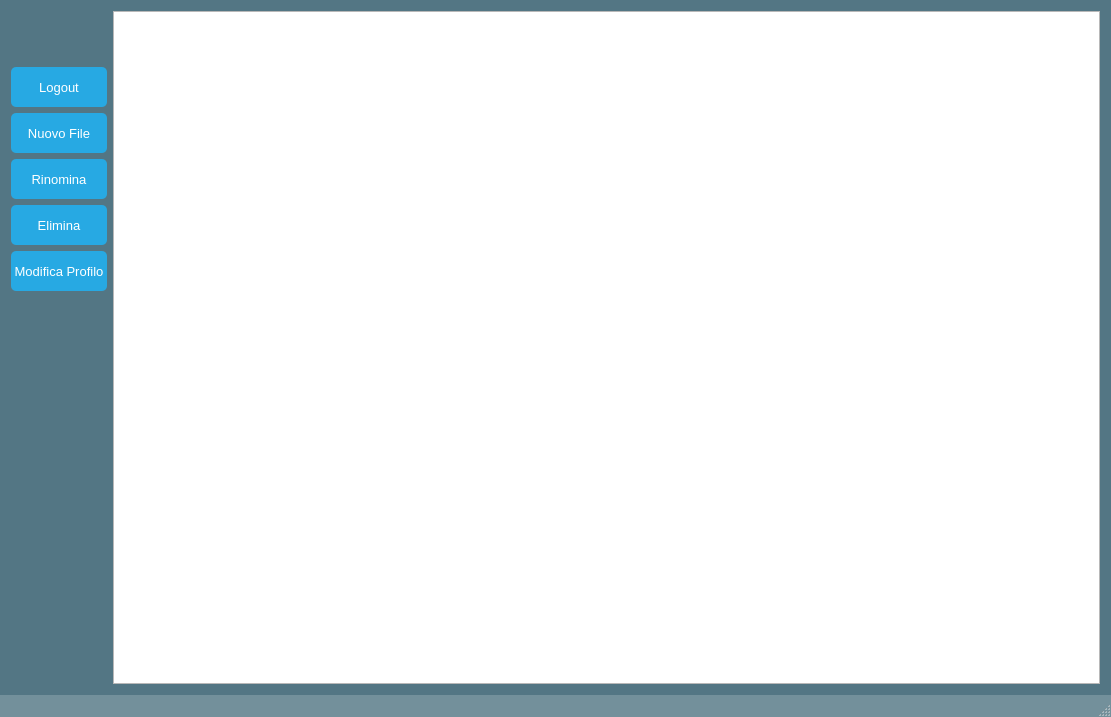
Before: the Qt Designer form Client/EditorGUI/EditorGUI/FileBrowser/FileBrowser.ui in iliodipietro/Programmazione-Di-Sistema-Collaborative-Editor, drawn with Qt 5.
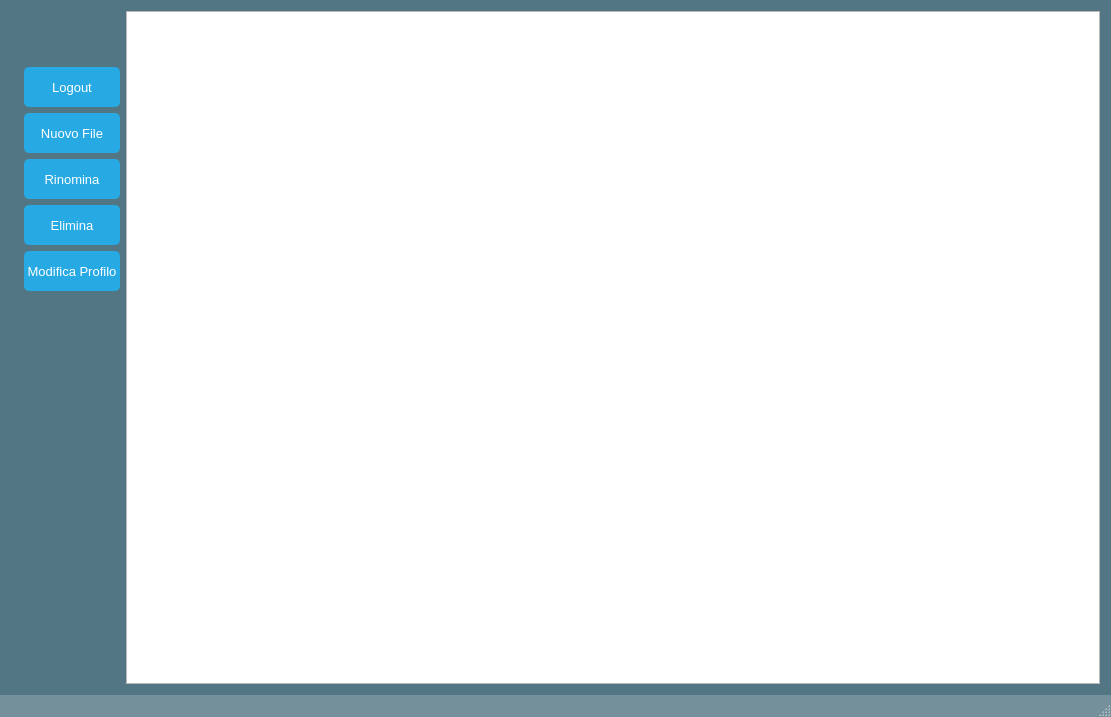
After: the same form once the commit is applied.

Commit message: aggiunta immagine profile nel file browser

Patch:
```diff
--- a/Client/EditorGUI/EditorGUI/FileBrowser/FileBrowser.ui
+++ b/Client/EditorGUI/EditorGUI/FileBrowser/FileBrowser.ui
@@ -27,10 +27,26 @@
   </property>
   <widget class="QWidget" name="centralWidget">
    <layout class="QGridLayout" name="gridLayout">
-    <item row="0" column="1" rowspan="8">
-     <widget class="QListWidget" name="fileList"/>
+    <item row="5" column="1">
+     <widget class="QPushButton" name="modifyProfile">
+      <property name="minimumSize">
+       <size>
+        <width>0</width>
+        <height>40</height>
+       </size>
+      </property>
+      <property name="font">
+       <font>
+        <family>Arial</family>
+        <pointsize>10</pointsize>
+       </font>
+      </property>
+      <property name="text">
+       <string> Modifica Profilo </string>
+      </property>
+     </widget>
     </item>
-    <item row="0" column="0">
+    <item row="0" column="1">
      <widget class="QLabel" name="usernameLabel">
       <property name="maximumSize">
        <size>
@@ -52,7 +68,71 @@
       </property>
      </widget>
     </item>
-    <item row="1" column="0">
+    <item row="4" column="1">
+     <widget class="QPushButton" name="deleteFile">
+      <property name="minimumSize">
+       <size>
+        <width>0</width>
+        <height>40</height>
+       </size>
+      </property>
+      <property name="font">
+       <font>
+        <family>Arial</family>
+        <pointsize>10</pointsize>
+       </font>
+      </property>
+      <property name="text">
+       <string>Elimina</string>
+      </property>
+     </widget>
+    </item>
+    <item row="3" column="1">
+     <widget class="QPushButton" name="renameFile">
+      <property name="minimumSize">
+       <size>
+        <width>0</width>
+        <height>40</height>
+       </size>
+      </property>
+      <property name="font">
+       <font>
+        <family>Arial</family>
+        <pointsize>10</pointsize>
+       </font>
+      </property>
+      <property name="text">
+       <string>Rinomina</string>
+      </property>
+     </widget>
+    </item>
+    <item row="0" column="0">
+     <widget class="QLabel" name="profileImage">
+      <property name="text">
+       <string/>
+      </property>
+     </widget>
+    </item>
+    <item row="2" column="1">
+     <widget class="QPushButton" name="newFile">
+      <property name="minimumSize">
+       <size>
+        <width>0</width>
+        <height>40</height>
+       </size>
+      </property>
+      <property name="font">
+       <font>
+        <family>Arial</family>
+        <pointsize>10</pointsize>
+       </font>
+      </property>
+      <property name="text">
+       <string>Nuovo File</string>
+      </property>
+     </widget>
+    </item>
+    <item row="1" column="1">
      <widget class="QPushButton" name="logoutButton">
       <property name="sizePolicy">
        <sizepolicy hsizetype="Minimum" vsizetype="Minimum">
@@ -77,81 +157,8 @@
       </property>
      </widget>
     </item>
-    <item row="2" column="0">
-     <widget class="QPushButton" name="newFile">
-      <property name="minimumSize">
-       <size>
-        <width>0</width>
-        <height>40</height>
-       </size>
-      </property>
-      <property name="font">
-       <font>
-        <family>Arial</family>
-        <pointsize>10</pointsize>
-       </font>
-      </property>
-      <property name="text">
-       <string>Nuovo File</string>
-      </property>
-     </widget>
-    </item>
-    <item row="3" column="0">
-     <widget class="QPushButton" name="renameFile">
-      <property name="minimumSize">
-       <size>
-        <width>0</width>
-        <height>40</height>
-       </size>
-      </property>
-      <property name="font">
-       <font>
-        <family>Arial</family>
-        <pointsize>10</pointsize>
-       </font>
-      </property>
-      <property name="text">
-       <string>Rinomina</string>
-      </property>
-     </widget>
-    </item>
-    <item row="4" column="0">
-     <widget class="QPushButton" name="deleteFile">
-      <property name="minimumSize">
-       <size>
-        <width>0</width>
-        <height>40</height>
-       </size>
-      </property>
-      <property name="font">
-       <font>
-        <family>Arial</family>
-        <pointsize>10</pointsize>
-       </font>
-      </property>
-      <property name="text">
-       <string>Elimina</string>
-      </property>
-     </widget>
-    </item>
-    <item row="5" column="0">
-     <widget class="QPushButton" name="modifyProfile">
-      <property name="minimumSize">
-       <size>
-        <width>0</width>
-        <height>40</height>
-       </size>
-      </property>
-      <property name="font">
-       <font>
-        <family>Arial</family>
-        <pointsize>10</pointsize>
-       </font>
-      </property>
-      <property name="text">
-       <string> Modifica Profilo </string>
-      </property>
-     </widget>
+    <item row="0" column="3" rowspan="8">
+     <widget class="QListWidget" name="fileList"/>
     </item>
    </layout>
   </widget>
```
The commit also changes 2 other files.
